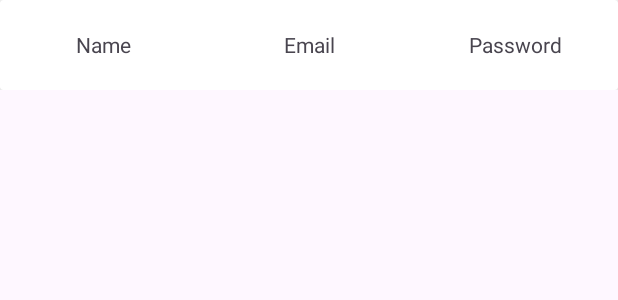
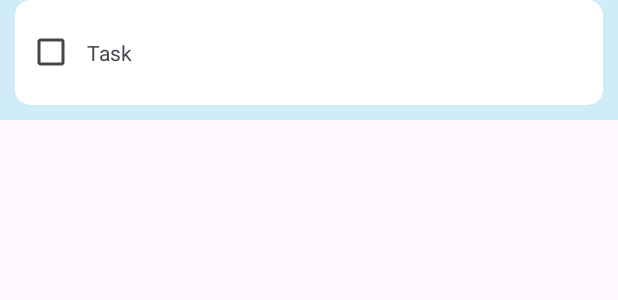
Before and after one commit to Aqeelabbas34/To-Do-List, an Android app: the layout task_item.xml on its own in the app's theme, with its tools: preview values and no code run, on a phone screen of 412 x 824 dp. Shown: the top 300 px of the screen. Run offline under Robolectric (Android 15) with nearby library versions, the phone set to English and light mode, and no system bars.

Commit message:
task collection

```diff
--- a/app/build.gradle.kts
+++ b/app/build.gradle.kts
@@ -37,7 +37,8 @@ android {
 }
 
 dependencies {
-
+    implementation ("com.google.android.gms:play-services-base:18.5.0")
+    implementation ("com.google.firebase:firebase-auth:23.0.0")
     implementation (libs.recyclerview)
     implementation (libs.lottie)
     implementation(libs.appcompat)
--- a/app/src/main/AndroidManifest.xml
+++ b/app/src/main/AndroidManifest.xml
@@ -1,6 +1,8 @@
 <?xml version="1.0" encoding="utf-8"?>
 <manifest xmlns:android="http://schemas.android.com/apk/res/android"
+    package="com.aqeel.to_do_list"
     xmlns:tools="http://schemas.android.com/tools">
+    <uses-permission android:name="android.permission.INTERNET" />
 
     <application
         android:allowBackup="true"
@@ -12,6 +14,10 @@
         android:supportsRtl="true"
         android:theme="@style/Theme.ToDoList"
         tools:targetApi="31">
+        <meta-data
+            android:name="com.google.android.gms.version"
+            android:value="@integer/google_play_services_version" />
+
         <activity
             android:name=".SignUp"
             android:exported="true">
--- a/app/src/main/java/com/aqeel/to_do_list/SignUp.java
+++ b/app/src/main/java/com/aqeel/to_do_list/SignUp.java
@@ -60,7 +60,10 @@ public class SignUp extends AppCompatActivity {
                                    db.collection("User").add(modelUser)
                                            .addOnSuccessListener(documentReference -> {
                                                Toast.makeText(SignUp.this, "Signup successful", Toast.LENGTH_LONG).show();
-                                               startActivity(new Intent(SignUp.this, LoginActivity.class));
+                                               String userId= documentReference.getId();
+                                               Intent intent= new Intent(SignUp.this,MainActivity.class);
+                                               intent.putExtra("userID",userId);
+                                               startActivity(intent);
                                            })
                                            .addOnFailureListener(e -> {
                                                Toast.makeText(SignUp.this, "Signup failed", Toast.LENGTH_SHORT).show();
--- a/app/src/main/res/layout/task_item.xml
+++ b/app/src/main/res/layout/task_item.xml
@@ -1,74 +1,39 @@
 <?xml version="1.0" encoding="utf-8"?>
 <LinearLayout xmlns:android="http://schemas.android.com/apk/res/android"
     android:layout_width="match_parent"
-    android:layout_height="60dp"
-    android:background="@color/white"
+    android:layout_height="80dp"
+    android:background="@color/skyBlue"
     android:orientation="horizontal"
     xmlns:app="http://schemas.android.com/apk/res-auto">
-<!--<androidx.cardview.widget.CardView-->
-<!--    android:layout_width="match_parent"-->
-<!--    android:layout_height="70dp"-->
-<!--    app:cardCornerRadius="10dp"-->
-<!--    android:layout_marginHorizontal="10dp"-->
-<!--    android:layout_marginBottom="3dp"-->
-<!--    >-->
-<!--    <RelativeLayout-->
-<!--        android:layout_width="match_parent"-->
-<!--        android:layout_height="match_parent"-->
-<!--        >-->
-<!--        <CheckBox-->
-<!--            android:layout_width="wrap_content"-->
-<!--            android:layout_height="wrap_content"-->
-<!--            android:id="@+id/task_checBox"-->
-<!--            android:layout_centerVertical="true"/>-->
-<!--        <TextView-->
-<!--            android:id="@+id/taskTitle"-->
-<!--            android:layout_width="70dp"-->
-<!--            android:layout_height="wrap_content"-->
-<!--            android:layout_toRightOf="@id/task_checBox"-->
-<!--            android:text="Task"-->
-<!--            android:layout_centerVertical="true"-->
-<!--            android:layout_marginTop="10dp"/>-->
+<androidx.cardview.widget.CardView
+    android:layout_width="match_parent"
+    android:layout_height="70dp"
+    app:cardCornerRadius="10dp"
+    android:background="@color/white"
+    android:layout_marginHorizontal="10dp"
+    android:layout_marginBottom="3dp"
+    >
+    <RelativeLayout
+        android:layout_width="match_parent"
+        android:layout_height="match_parent"
+        >
+        <CheckBox
+            android:layout_width="wrap_content"
+            android:layout_height="wrap_content"
+            android:id="@+id/task_checBox"
+            android:layout_centerVertical="true"/>
+        <TextView
+            android:id="@+id/taskTitle"
+            android:layout_width="170dp"
+            android:layout_height="wrap_content"
+            android:layout_toRightOf="@id/task_checBox"
+            android:text="Task"
+            android:layout_centerVertical="true"
+            android:layout_marginTop="10dp"/>
 
 
 
-<!--    </RelativeLayout>-->
-<!--</androidx.cardview.widget.CardView>-->
-   <androidx.cardview.widget.CardView
-       android:layout_width="match_parent"
-       android:layout_height="60dp"
-       android:elevation="0dp">
-       <LinearLayout
-           android:layout_width="match_parent"
-           android:layout_height="match_parent"
-           android:orientation="horizontal"
-           >
-           <TextView
-               android:id="@+id/userName"
-               android:layout_width="0dp"
-               android:layout_height="60dp"
-               android:layout_weight="1"
-               android:gravity="center"
-               android:text="Name"
-               />
-           <TextView
-               android:id="@+id/emailET"
-               android:layout_width="0dp"
-               android:layout_height="60dp"
-               android:layout_weight="1"
+    </RelativeLayout>
+</androidx.cardview.widget.CardView>
 
-               android:gravity="center"
-               android:text="Email"
-               />
-           <TextView
-               android:id="@+id/passwordET"
-               android:layout_width="0dp"
-               android:layout_height="60dp"
-               android:layout_weight="1"
-               android:gravity="center"
-               android:text="Password"
-               />
-
-       </LinearLayout>
-   </androidx.cardview.widget.CardView>
 </LinearLayout>
```
Also changed, not shown: app/src/main/java/com/aqeel/to_do_list/AdapterTask.java (+14 -16 lines), app/src/main/java/com/aqeel/to_do_list/LoginActivity.java (+10 -1 lines), app/src/main/java/com/aqeel/to_do_list/MainActivity.java (+33 -0 lines), app/src/main/java/com/aqeel/to_do_list/ModelTask.java (+4 -10 lines), app/src/main/java/com/aqeel/to_do_list/TaskFragment.java (+6 -6 lines), app/src/main/res/layout/fragment_task.xml (+1 -32 lines).
